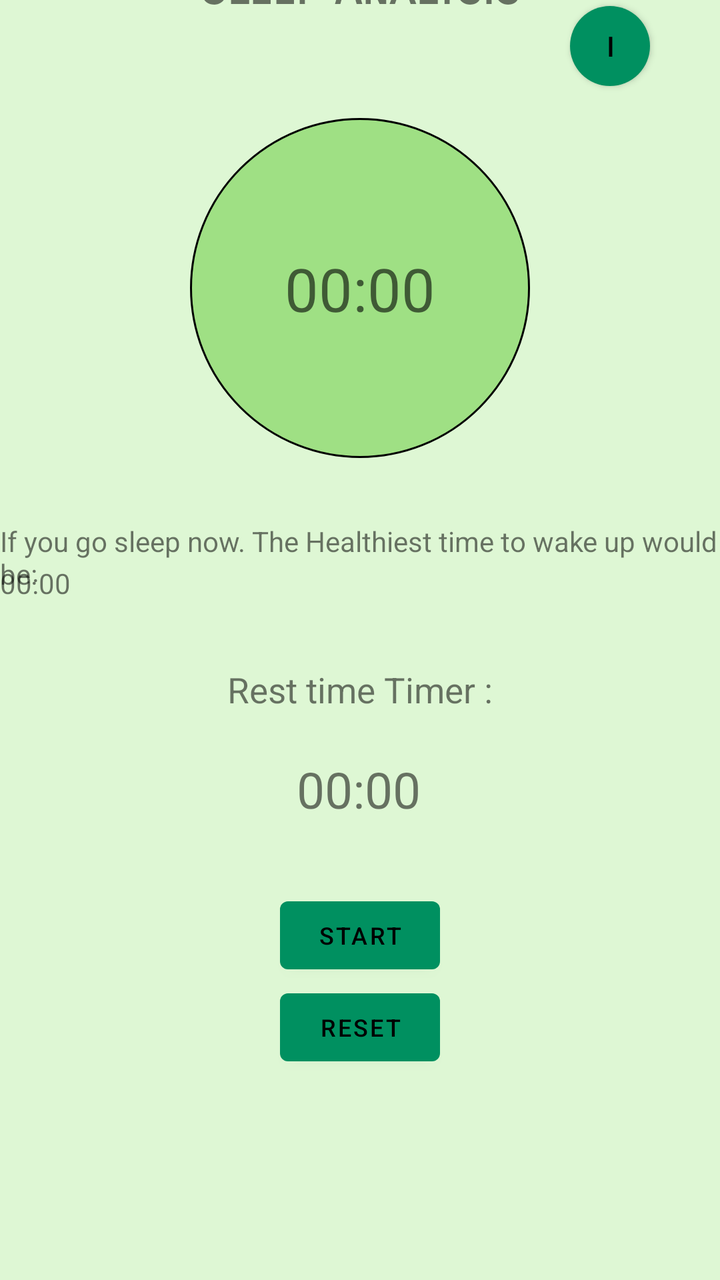
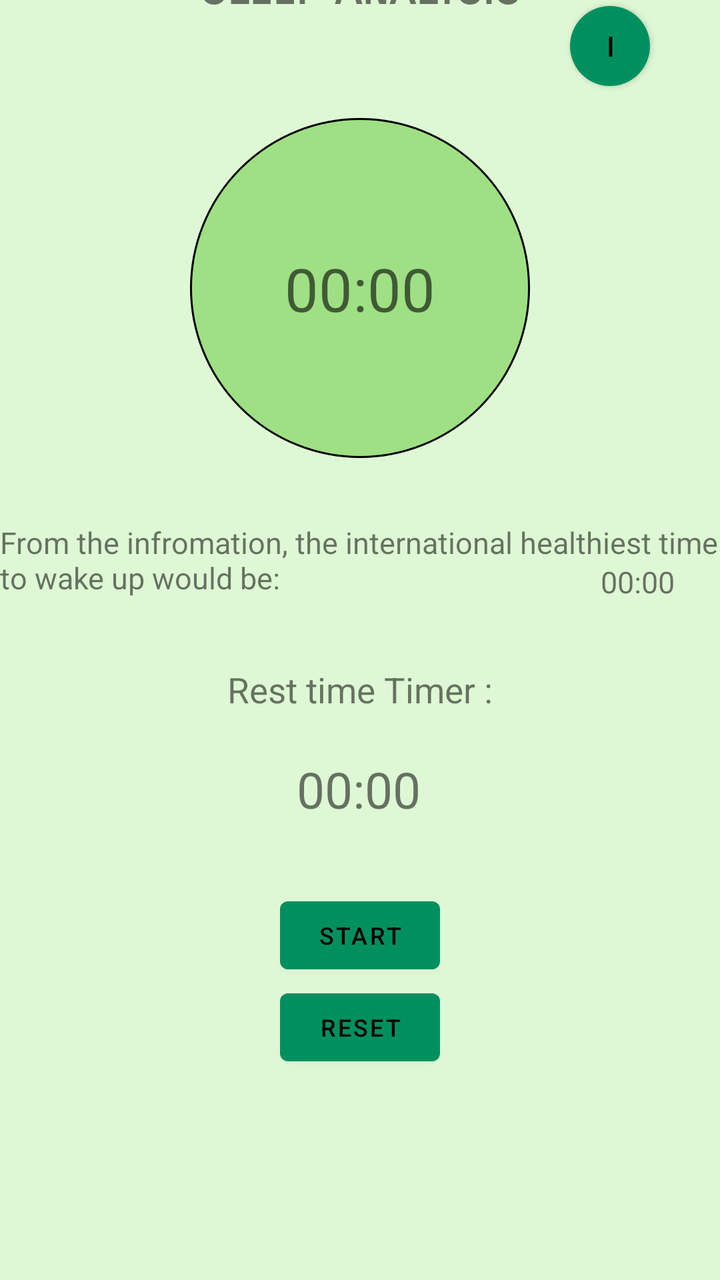

The first picture is an Android layout as it rendered before a commit; the second is the same layout after the commit. The layout source and the unified diff follow.
<!-- AndroidManifest.xml: application theme Theme.Silva -->
<!-- res/layout/activity_sleep_analysis.xml -->
<?xml version="1.0" encoding="utf-8"?>
<androidx.constraintlayout.widget.ConstraintLayout xmlns:android="http://schemas.android.com/apk/res/android"
    xmlns:app="http://schemas.android.com/apk/res-auto"
    xmlns:tools="http://schemas.android.com/tools"
    android:layout_width="match_parent"
    android:layout_height="match_parent"
    android:background="#DEF7D4"

    tools:context=".SleepAnalysis">

    <TextView
        android:id="@+id/textView"
        android:layout_width="wrap_content"
        android:layout_height="wrap_content"
        android:fontFamily="sans-serif-smallcaps"
        android:text="@string/title_sleep_analysis_page"
        android:textAlignment="center"
        android:textSize="24sp"
        android:textStyle="bold"
        app:layout_constraintBottom_toTopOf="@+id/rec_info"
        app:layout_constraintEnd_toEndOf="parent"
        app:layout_constraintHorizontal_bias="0.5"
        app:layout_constraintStart_toStartOf="parent"
        app:layout_constraintTop_toTopOf="parent"
        app:layout_constraintVertical_bias="0.8" />

    <Button
        android:id="@+id/rec_info"
        android:layout_width="40dp"
        android:layout_height="40dp"
        android:layout_marginBottom="16dp"
        android:background="@drawable/roundedbutton"
        android:text="i"
        app:layout_constraintBottom_toTopOf="@+id/Set_time"
        app:layout_constraintEnd_toEndOf="parent"
        app:layout_constraintHorizontal_bias="0.891"
        app:layout_constraintStart_toStartOf="parent" />

    <ImageView
        android:id="@+id/Set_time"
        android:layout_width="170dp"
        android:layout_height="170dp"
        android:layout_marginBottom="32dp"
        app:layout_constraintBottom_toTopOf="@+id/textView4"
        app:layout_constraintEnd_toEndOf="parent"
        app:layout_constraintHorizontal_bias="0.5"
        app:layout_constraintStart_toStartOf="parent"
        app:srcCompat="@drawable/roundedtime" />

    <TextView
        android:id="@+id/time_dialog"
        android:layout_width="wrap_content"
        android:layout_height="wrap_content"
        android:hint="00:00"
        android:textAlignment="center"
        android:textSize="30sp"
        app:layout_constraintBottom_toBottomOf="@+id/Set_time"
        app:layout_constraintEnd_toEndOf="@+id/Set_time"
        app:layout_constraintStart_toStartOf="@+id/Set_time"
        app:layout_constraintTop_toTopOf="@+id/Set_time" />

    <TextView
        android:id="@+id/textView4"
        android:layout_width="wrap_content"
        android:layout_height="wrap_content"
        android:layout_marginBottom="32dp"
        android:height="40dp"
        android:text="@string/text_sleep_analysis_2"
        app:layout_constraintBottom_toTopOf="@+id/textView5"
        app:layout_constraintEnd_toEndOf="parent"
        app:layout_constraintStart_toStartOf="parent" />

    <TextView
        android:id="@+id/rec_time"
        android:layout_width="wrap_content"
        android:layout_height="wrap_content"
        android:text="00:00"
        app:layout_constraintBottom_toBottomOf="@+id/textView4"
        app:layout_constraintEnd_toEndOf="@+id/textView4"
        app:layout_constraintHorizontal_bias="0.0"
        app:layout_constraintStart_toStartOf="@+id/textView4"
        app:layout_constraintTop_toTopOf="@+id/textView4"
        app:layout_constraintVertical_bias="1.0" />


    <Button
        android:id="@+id/rec_ime_1"
        android:layout_width="80dp"
        android:layout_height="46dp"
        android:text="Start"
        android:textSize="12sp"
        app:layout_constraintBottom_toTopOf="@+id/rec_ime_3"
        app:layout_constraintEnd_toEndOf="parent"
        app:layout_constraintHorizontal_bias="0.5"
        app:layout_constraintStart_toStartOf="parent"
        app:layout_constraintTop_toTopOf="parent"
        app:layout_constraintVertical_bias="1.0" />

    <Button
        android:id="@+id/rec_ime_3"
        android:layout_width="80dp"
        android:layout_height="46dp"
        android:text="Reset"
        android:textSize="12sp"
        app:layout_constraintBottom_toBottomOf="parent"
        app:layout_constraintEnd_toEndOf="parent"
        app:layout_constraintHorizontal_bias="0.5"
        app:layout_constraintStart_toStartOf="parent"
        app:layout_constraintTop_toTopOf="parent"
        app:layout_constraintVertical_bias="0.826" />

    <TextView
        android:id="@+id/setalarm"
        android:layout_width="wrap_content"
        android:layout_height="wrap_content"
        android:text="00:00"
        android:textSize="25dp"
        app:layout_constraintBottom_toTopOf="@+id/rec_ime_1"
        app:layout_constraintEnd_toEndOf="parent"
        app:layout_constraintHorizontal_bias="0.498"
        app:layout_constraintStart_toStartOf="parent"
        app:layout_constraintTop_toTopOf="parent"
        app:layout_constraintVertical_bias="0.919" />

    <TextView
        android:id="@+id/textView5"
        android:layout_width="wrap_content"
        android:layout_height="wrap_content"
        android:text="Rest time Timer :"
        android:textSize="17.5dp"
        app:layout_constraintBottom_toTopOf="@+id/setalarm"
        app:layout_constraintEnd_toEndOf="parent"
        app:layout_constraintHorizontal_bias="0.5"
        app:layout_constraintStart_toStartOf="parent"
        app:layout_constraintTop_toTopOf="parent"
        app:layout_constraintVertical_bias="0.941" />


</androidx.constraintlayout.widget.ConstraintLayout>
<!-- resources referenced by this layout -->
<resources>
  <!-- drawable roundedbutton (drawable) -->
  <?xml version="1.0" encoding="utf-8"?>
  <shape xmlns:android="http://schemas.android.com/apk/res/android" android:shape="rectangle">
      <solid android:color="#808080"/>
      <corners android:bottomLeftRadius="40dp"
          android:bottomRightRadius="40dp"
          android:topLeftRadius="40dp"
          android:topRightRadius="40dp"/>
  </shape>
  <!-- drawable roundedtime (drawable) -->
  <?xml version="1.0" encoding="utf-8"?>
  <shape xmlns:android="http://schemas.android.com/apk/res/android" android:shape="rectangle">
      <solid android:color="#9fe084"/>
      <corners android:bottomLeftRadius="170dp"
          android:bottomRightRadius="170dp"
          android:topLeftRadius="170dp"
          android:topRightRadius="170dp"/>
      <stroke android:color="@color/black"
          android:width="1dp"/>
  </shape>
  <string name="text_sleep_analysis_2">If you go sleep now. The Healthiest time to wake up would be:</string>
  <string name="title_sleep_analysis_page">Sleep Analysis</string>
  <style name="Theme.Silva" parent="Theme.MaterialComponents.DayNight.DarkActionBar">
          
          <item name="colorPrimary">#009060</item>
          <item name="colorPrimaryVariant">#009060</item>
          <item name="colorOnPrimary">@color/black</item>
          
          <item name="colorSecondary">@color/teal_200</item>
          <item name="colorSecondaryVariant">@color/teal_700</item>
          <item name="colorOnSecondary">@color/black</item>
          
          <item name="android:statusBarColor" tools:targetApi="l">?attr/colorPrimaryVariant</item>
          
      </style>
  <color name="black">#FF000000</color>
  <color name="teal_200">#FF03DAC5</color>
  <color name="teal_700">#FF018786</color>
</resources>

<!-- the commit's change to res/layout/activity_sleep_analysis.xml (unified diff, before → after) -->
@@ -65,23 +65,25 @@
         android:layout_height="wrap_content"
         android:layout_marginBottom="32dp"
         android:height="40dp"
+        android:textSize="15sp"
         android:text="@string/text_sleep_analysis_2"
         app:layout_constraintBottom_toTopOf="@+id/textView5"
         app:layout_constraintEnd_toEndOf="parent"
         app:layout_constraintStart_toStartOf="parent" />
+
 
     <TextView
         android:id="@+id/rec_time"
         android:layout_width="wrap_content"
         android:layout_height="wrap_content"
         android:text="00:00"
+        android:textSize="15sp"
         app:layout_constraintBottom_toBottomOf="@+id/textView4"
         app:layout_constraintEnd_toEndOf="@+id/textView4"
-        app:layout_constraintHorizontal_bias="0.0"
+        app:layout_constraintHorizontal_bias="0.93"
         app:layout_constraintStart_toStartOf="@+id/textView4"
         app:layout_constraintTop_toTopOf="@+id/textView4"
         app:layout_constraintVertical_bias="1.0" />
-
 
     <Button
         android:id="@+id/rec_ime_1"
<!-- resource entries referenced after the edit -->
@@ -20,7 +20,7 @@
       <stroke android:color="@color/black"
           android:width="1dp"/>
   </shape>
-  <string name="text_sleep_analysis_2">If you go sleep now. The Healthiest time to wake up would be:</string>
+  <string name="text_sleep_analysis_2">From the infromation, the international healthiest time to wake up would be:</string>
   <string name="title_sleep_analysis_page">Sleep Analysis</string>
   <style name="Theme.Silva" parent="Theme.MaterialComponents.DayNight.DarkActionBar">
           
